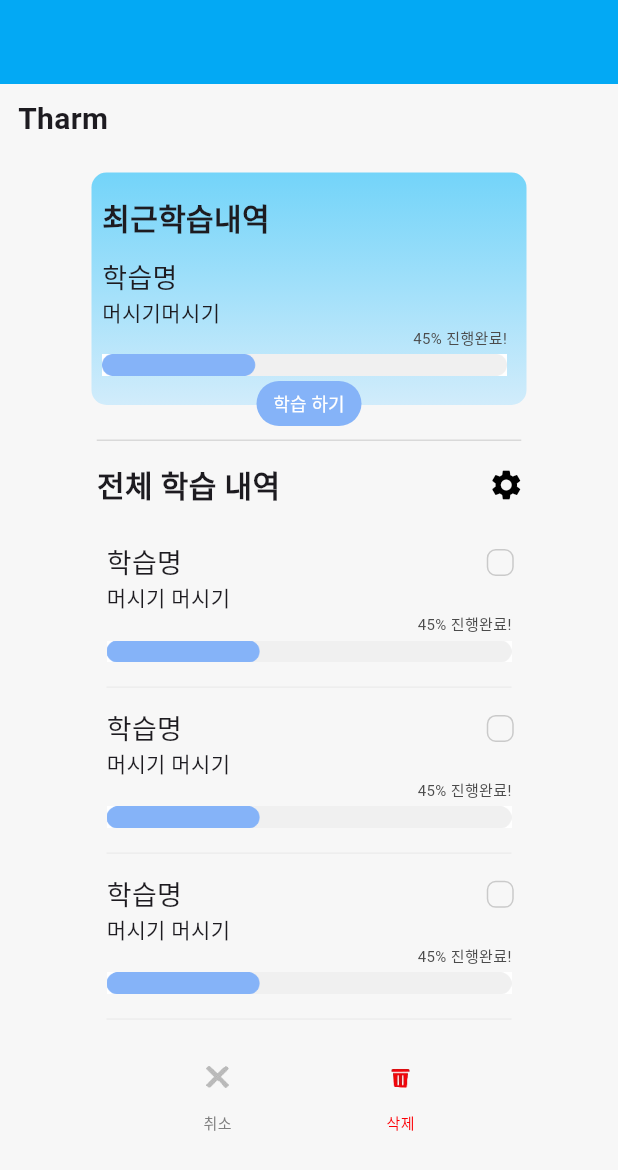
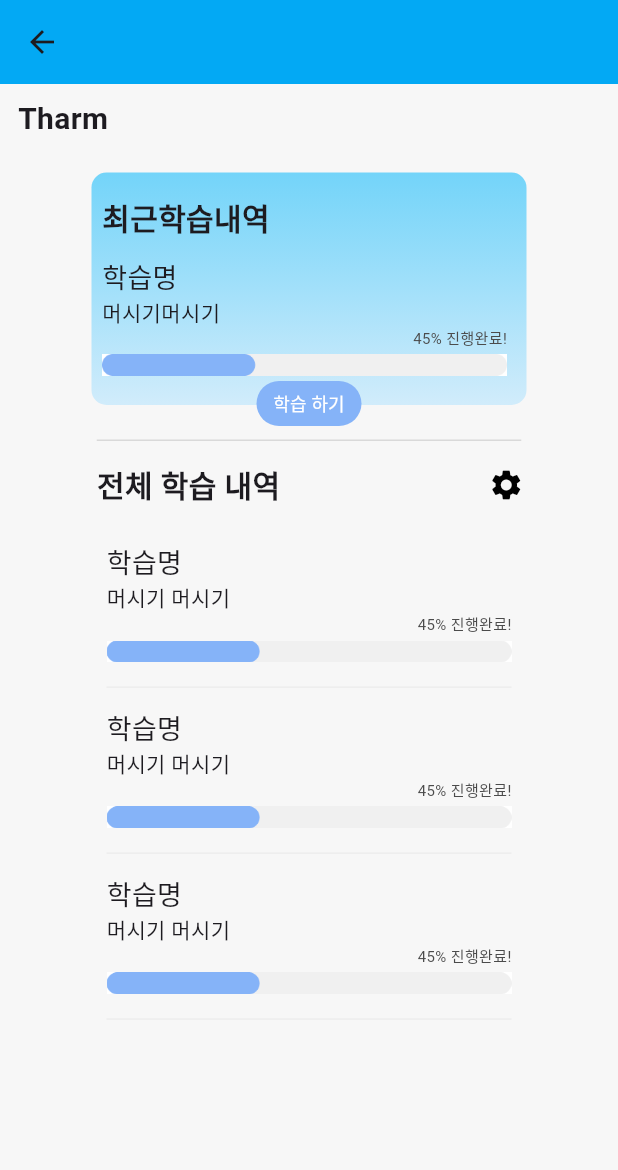
Before and after one commit to Tharm-project/tharm_front, a Flutter app: the LearningScreen screen opened directly, on a phone screen of 412 x 824 dp. Shown: the top 1170 px of the screen. Run offline on Flutter 3.47's test engine with Material 3 defaults, Android fonts, the phone set to English and light mode, and no system bars; our stand-ins replace easy_rich_text, firebase_core, get; accounts and stored records are empty.

Commit message:
코드 수정

```diff
--- a/lib/controller/buttonController.dart
+++ b/lib/controller/buttonController.dart
@@ -1,8 +1,8 @@
 import 'package:get/get.dart';
 
 class ButtonController extends GetxController {
-  var isButtonVisible = true.obs;
-  // var isButtonVisible = false.obs;
+  // var isButtonVisible = true.obs;
+  var isButtonVisible = false.obs;
   void toggleButtonVisibility() {
     isButtonVisible.value = !isButtonVisible.value;
   }
--- a/lib/main.dart
+++ b/lib/main.dart
@@ -29,9 +29,9 @@ class MyApp extends StatelessWidget {
           //     seedColor: const Color.fromARGB(255, 192, 145, 145)),
           // useMaterial3: true,
           ),
-      // home: const LoginScreen(),
+      home: const LoginScreen(),
       // home: const HomeScreen(),
-      home: const LearningScreen(),
+      // home: const LearningScreen(),
     );
   }
 }
--- a/lib/screens/detailed_screen.dart
+++ b/lib/screens/detailed_screen.dart
@@ -2,7 +2,7 @@ import 'package:flutter/material.dart';
 import 'package:get/get.dart';
 
 class DetailedScreen extends StatelessWidget {
-  final String text = '2024년 8월 24일, 오늘은 평소와는 조금 다른 날이었다. 아침에 일어나자마자 기분이 상쾌했다. 커피를 내리며 창밖을 바라보니 하늘이 맑고 청명했다. 어제 비가 왔던 탓에 공기가 상쾌하게 느껴졌다. 조용한 아침을 즐기며 커피를 마신 후, 간단하게 아침식사를 준비했다. 요즘 건강을 생각해서 샐러드와 과일을 주로 먹고 있는데, 오늘은 특히 신선한 과일들이 눈에 들어왔다. 오랜만에 야외에서 산책을 하기로 결심했다. 바람이 선선하게 불어오는 공원에서 산책을 하면서 자연을 만끽하는 것은 정말 기분이 좋았다. 산책을 하면서 새소리와 나무의 싱그러운 향기를 느끼며 잠시 일상의 스트레스를 잊었다. 오후에는 친구와 약속이 있었고, 오랜만에 만나는 친구와 즐거운 시간을 보냈다. 카페에서 오랜만의 담소를 나누며 서로의 근황을 이야기하는 것이 참 좋았다. 각자의 일상과 고민을 나누는 것이 생각보다 큰 위로가 됐다. 저녁에는 집에서 혼자 조용히 시간을 보내기로 했다. 하루를 되돌아보며 차분히 하루를 정리하는 시간은 참 소중하다. 평소에는 바쁘게 지내다 보니 이런 여유로운 시간을 갖기가 쉽지 않은데, 오늘은 그런 여유를 느낄 수 있어서 좋았다. 하루를 마무리하며 책을 읽고, 따뜻한 차를 한 잔 마셨다. 오늘 하루를 잘 보내고 나니 내일도 기대가 된다. 이런 소소한 행복들이 모여서 큰 행복이 되는 것 같다는 생각이 든다.';
+  final String text = 'ChatGPT씨의 일기. 2024년 8월 24일, 오늘은 평소와는 조금 다른 날이었다. 아침에 일어나자마자 기분이 상쾌했다. 커피를 내리며 창밖을 바라보니 하늘이 맑고 청명했다. 어제 비가 왔던 탓에 공기가 상쾌하게 느껴졌다. 조용한 아침을 즐기며 커피를 마신 후, 간단하게 아침식사를 준비했다. 요즘 건강을 생각해서 샐러드와 과일을 주로 먹고 있는데, 오늘은 특히 신선한 과일들이 눈에 들어왔다. 오랜만에 야외에서 산책을 하기로 결심했다. 바람이 선선하게 불어오는 공원에서 산책을 하면서 자연을 만끽하는 것은 정말 기분이 좋았다. 산책을 하면서 새소리와 나무의 싱그러운 향기를 느끼며 잠시 일상의 스트레스를 잊었다. 오후에는 친구와 약속이 있었고, 오랜만에 만나는 친구와 즐거운 시간을 보냈다. 카페에서 오랜만의 담소를 나누며 서로의 근황을 이야기하는 것이 참 좋았다. 각자의 일상과 고민을 나누는 것이 생각보다 큰 위로가 됐다. 저녁에는 집에서 혼자 조용히 시간을 보내기로 했다. 하루를 되돌아보며 차분히 하루를 정리하는 시간은 참 소중하다. 평소에는 바쁘게 지내다 보니 이런 여유로운 시간을 갖기가 쉽지 않은데, 오늘은 그런 여유를 느낄 수 있어서 좋았다. 하루를 마무리하며 책을 읽고, 따뜻한 차를 한 잔 마셨다. 오늘 하루를 잘 보내고 나니 내일도 기대가 된다. 이런 소소한 행복들이 모여서 큰 행복이 되는 것 같다는 생각이 든다.';
 
   const DetailedScreen({super.key});
 
--- a/lib/screens/learning_screen.dart
+++ b/lib/screens/learning_screen.dart
@@ -182,7 +182,9 @@ class LearningScreen extends StatelessWidget {
                                       width: 15,
                                       child:Image.asset('assets/images/x.png'),
                                     ),
-                                    onPressed: () {},
+                                    onPressed: () {
+                                      controller.toggleButtonVisibility();
+                                    },
                                   ),
                                   const Text(
                                     '취소',
```
